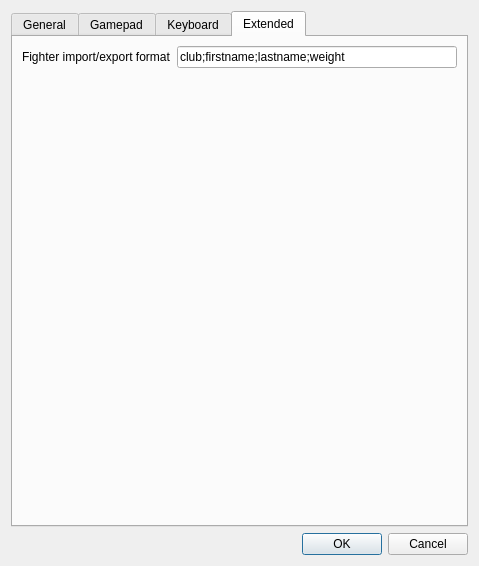
Above: base/SettingsDlg.ui from fmuecke/Ipponboard before the change. Below: the same form after it.
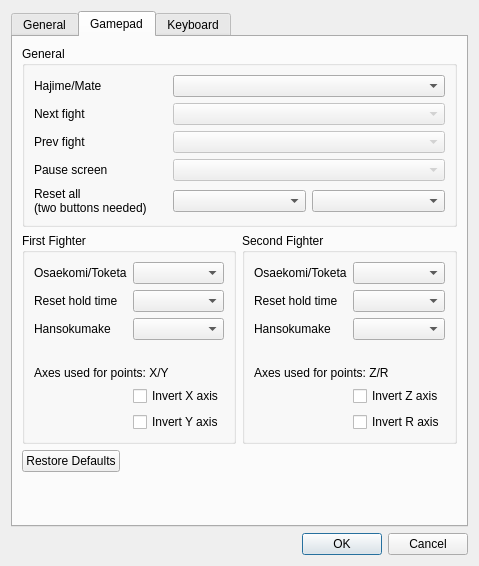
That is the form after the change. The open tabs and pages were chosen to show the change. Icons and pictures are not drawn. Custom widgets are drawn as their Qt base class.

Commit message:
removed customizable column layout for fighter import/export to simplify program code (single tournament)
- fixed value separator to ';'
- column-layout for import/export is no longer customizable (simplified parsing)
- distinguish between loading and importing of the fighters (fixes #61 as loading clears the list)
- removed unused code
- improved error handling
- Extended settings page no longer needed as format specifier for import/export is obsolete now

Patch:
```diff
--- a/base/SettingsDlg.ui
+++ b/base/SettingsDlg.ui
@@ -1411,30 +1411,6 @@
        </item>
       </layout>
      </widget>
-     <widget class="QWidget" name="tab">
-      <attribute name="title">
-       <string>Extended</string>
-      </attribute>
-      <layout class="QFormLayout" name="formLayout">
-       <item row="0" column="0">
-        <widget class="QLabel" name="label">
-         <property name="toolTip">
-          <string>Format specifier for fighter import and export</string>
-         </property>
-         <property name="text">
-          <string>Fighter import/export format</string>
-         </property>
-        </widget>
-       </item>
-       <item row="0" column="1">
-        <widget class="QLineEdit" name="lineEdit_dataExchangeFormat">
-         <property name="text">
-          <string>club;firstname;lastname;weight</string>
-         </property>
-        </widget>
-       </item>
-      </layout>
-     </widget>
     </widget>
    </item>
    <item>
```
Left out of the diff: 2 changed lines with no effect on the pictures. The commit also changes 7 other files.
